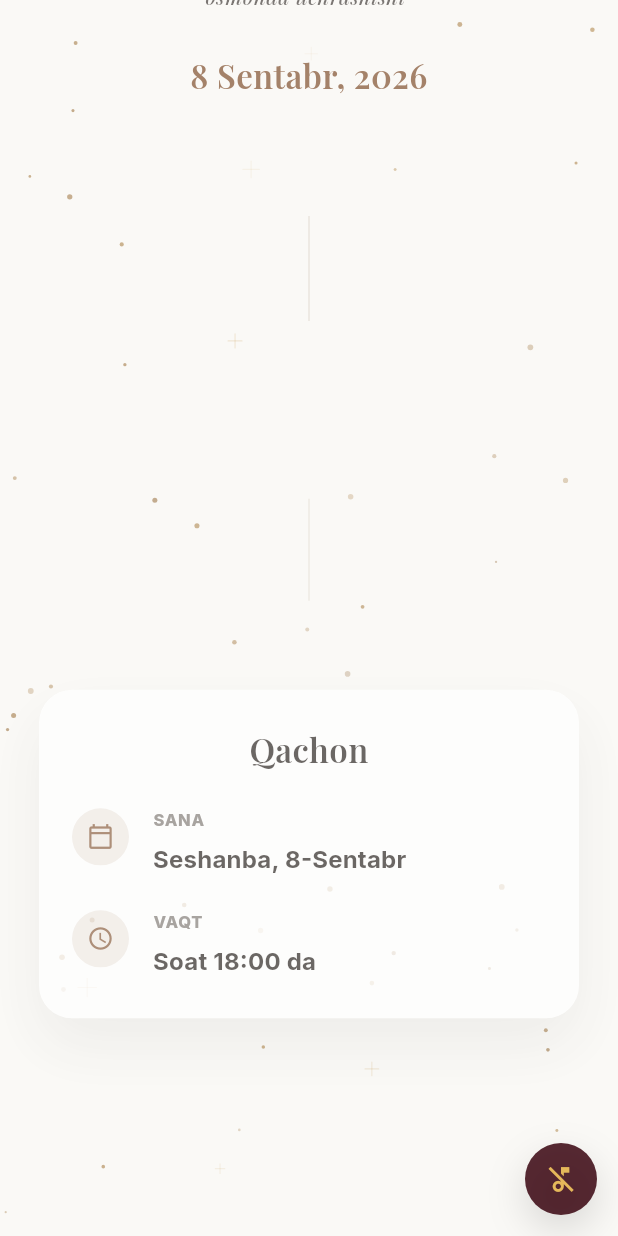
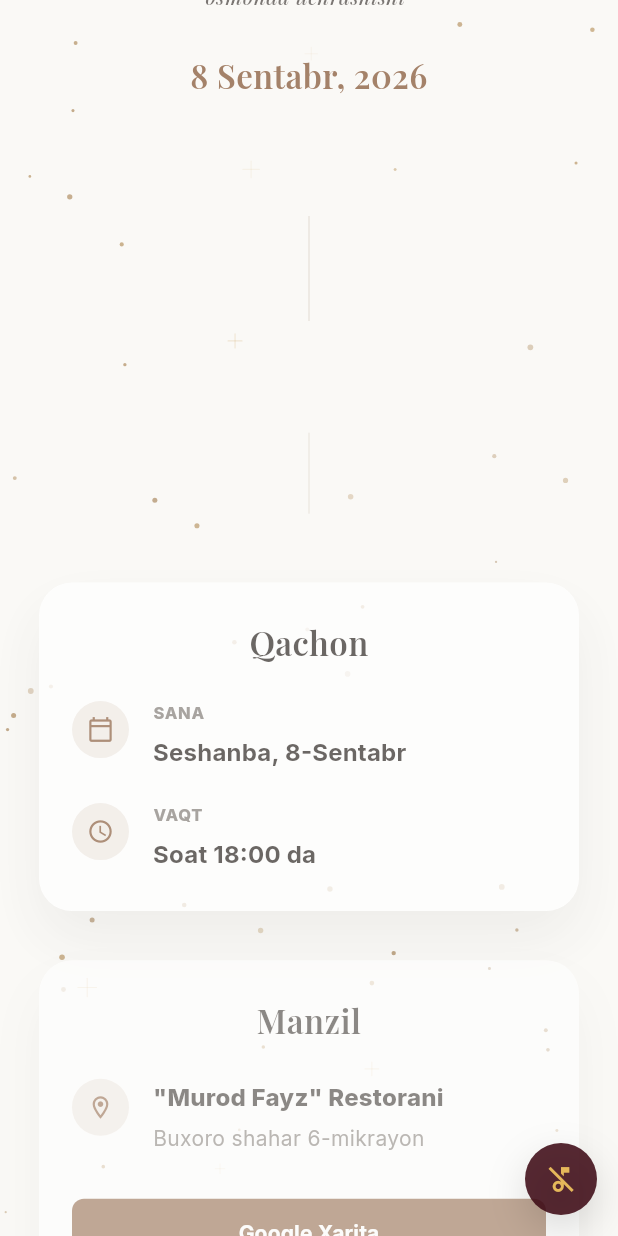
Before and after one commit to amonovfozil/wedding_invitation, a Flutter app: the screen it shows after launch, scrolled down 576 dp, on a phone screen of 412 x 824 dp. Run offline on Flutter 3.47's test engine with Material 3 defaults, Android fonts, the light colour scheme and no system bars; our stand-ins replace cloud_firestore, firebase_core, google_fonts, web; missing offline and left inert: dart:js_interop; accounts and stored records are empty.

Commit message:
Tighten post-hero section spacing

```diff
--- a/lib/main.dart
+++ b/lib/main.dart
@@ -169,23 +169,20 @@ class _InvitationPageState extends State<InvitationPage> {
       return;
     }
 
-    const primarySectionCount = 3;
     final position = _scrollController.position;
     final currentOffset = position.pixels;
-    final lastPrimaryOffset = sectionExtent * (primarySectionCount - 1);
-    final snapLimit = lastPrimaryOffset + sectionExtent * 0.52;
-
-    if (currentOffset > snapLimit) {
+
+    if (currentOffset > sectionExtent * 1.2) {
       return;
     }
 
     final page = currentOffset / sectionExtent;
     final targetIndex = switch (_lastScrollDirection) {
-      ScrollDirection.reverse => page.floor() + 1,
-      ScrollDirection.forward => page.ceil() - 1,
+      ScrollDirection.reverse => 1,
+      ScrollDirection.forward => page < 0.82 ? 0 : 1,
       ScrollDirection.idle => page.round(),
-    }.clamp(0, primarySectionCount - 1).toInt();
-    final rawTarget = targetIndex == 0 ? 1.0 : sectionExtent * targetIndex;
+    }.clamp(0, 1).toInt();
+    final rawTarget = targetIndex == 0 ? 1.0 : sectionExtent;
     final target = rawTarget.clamp(0.0, position.maxScrollExtent);
 
     if ((currentOffset - target).abs() < 2) {
@@ -822,21 +819,21 @@ class DetailsScreenSection extends StatelessWidget {
   Widget build(BuildContext context) {
     final compact = MediaQuery.sizeOf(context).width < 600;
 
-    return SizedBox(
-      height: sectionHeight(context),
+    return Padding(
+      padding: EdgeInsets.fromLTRB(
+        horizontalPagePadding(context),
+        compact ? 38 : 54,
+        horizontalPagePadding(context),
+        compact ? 30 : 42,
+      ),
       child: Center(
-        child: Padding(
-          padding: EdgeInsets.symmetric(
-            horizontal: horizontalPagePadding(context),
-          ),
-          child: Column(
-            mainAxisSize: MainAxisSize.min,
-            children: [
-              ScrollReveal(child: VerticalThread(height: compact ? 68 : 96)),
-              SizedBox(height: compact ? 44 : 70),
-              const DetailCards(),
-            ],
-          ),
+        child: Column(
+          mainAxisSize: MainAxisSize.min,
+          children: [
+            ScrollReveal(child: VerticalThread(height: compact ? 54 : 70)),
+            SizedBox(height: compact ? 30 : 38),
+            const DetailCards(),
+          ],
         ),
       ),
     );
@@ -848,11 +845,13 @@ class DetailCards extends StatelessWidget {
 
   @override
   Widget build(BuildContext context) {
+    final compact = MediaQuery.sizeOf(context).width < 600;
+
     return ConstrainedBox(
       constraints: const BoxConstraints(maxWidth: 448),
-      child: const Column(
+      child: Column(
         children: [
-          ScrollReveal(
+          const ScrollReveal(
             child: InfoCard(
               title: 'Qachon',
               children: [
@@ -872,8 +871,8 @@ class DetailCards extends StatelessWidget {
               ],
             ),
           ),
-          SizedBox(height: 28),
-          ScrollReveal(
+          SizedBox(height: compact ? 22 : 24),
+          const ScrollReveal(
             delay: Duration(milliseconds: 170),
             child: InfoCard(
               title: 'Manzil',
@@ -1135,16 +1134,16 @@ class CountdownScreenSection extends StatelessWidget {
 
   @override
   Widget build(BuildContext context) {
-    return SizedBox(
-      height: sectionHeight(context),
-      child: Center(
-        child: Padding(
-          padding: EdgeInsets.symmetric(
-            horizontal: horizontalPagePadding(context),
-          ),
-          child: const CountdownSection(),
-        ),
-      ),
+    final compact = MediaQuery.sizeOf(context).width < 600;
+
+    return Padding(
+      padding: EdgeInsets.fromLTRB(
+        horizontalPagePadding(context),
+        compact ? 38 : 54,
+        horizontalPagePadding(context),
+        compact ? 58 : 74,
+      ),
+      child: const Center(child: CountdownSection()),
     );
   }
 }
@@ -1202,7 +1201,7 @@ class _CountdownSectionState extends State<CountdownSection> {
             style: sectionTitleStyle(context),
           ),
         ),
-        SizedBox(height: compact ? 28 : 36),
+        SizedBox(height: compact ? 24 : 28),
         Wrap(
           alignment: WrapAlignment.center,
           spacing: compact ? 14 : 22,
```
Also changed, not shown: 2 other files.
